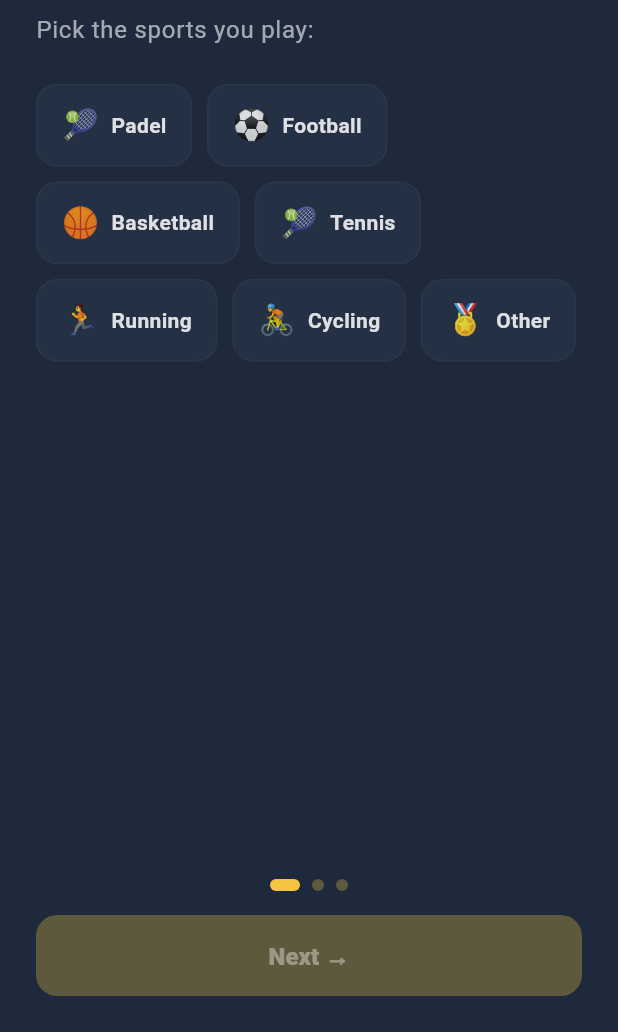
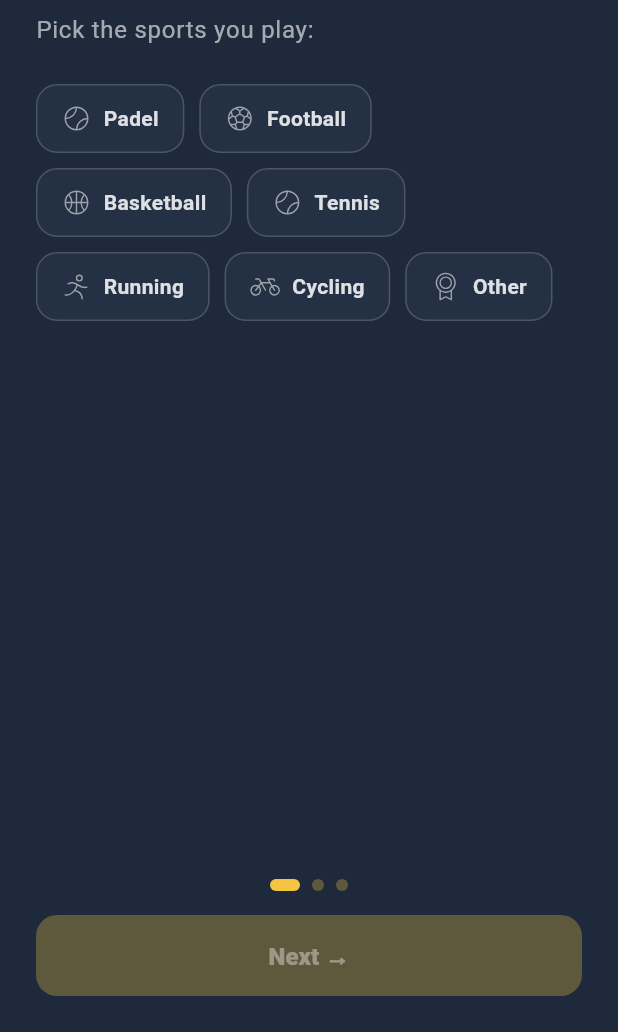
Before and after one commit to callmenoche/game-on, a Flutter app: the screen it shows once a user with an empty profile is signed in, on a phone screen of 412 x 824 dp, the part 204-1236 px from its top. Run offline on Flutter 3.47's test engine with Material 3 defaults, Android fonts, the phone set to English and light mode, and no system bars; our stand-ins replace app_links, cached_network_image, connectivity_plus, flutter_svg, geolocator, go_router and 8 more; accounts and stored records are empty.

Commit message:
fix: onboarding 'Let's Go' silently crashed for everyone on web
Root cause (verified end-to-end via a real signup + onboarding walkthrough,
web debug build): _finish() re-validated Step 2's Form via
_formKey.currentState!.validate() from Step 3. PageView only keeps pages
near the current viewport mounted — by the time a user reaches the 3rd
page, the 1st page's Form can already be disposed, so currentState is
null and the ! null-check throws. Flutter's error zone swallows it
silently (no crash screen, no snackbar) — from the user's perspective the
button just does nothing, on every attempt, terms checkbox or not. This
wasn't specific to the terms checkbox (my first, wrong hypothesis) or to
web (PageView's cache-extent-based disposal isn't platform-specific) —
just never surfaced before because it's a fresh-signup-only path.

Fix: drop the redundant re-validation. Step 2's own 'Next' button already
gates advancement on the same validate() call while its Form is still
guaranteed mounted, so re-checking from Step 3 added no safety, only risk.

Also, while investigating: added a proper terms-not-accepted message
(was silently disabled with no visual difference before — a legitimate
secondary issue, now surfaced via a SnackBar instead of a button that
looks identical whether enabled or not).

Sport picker (onboarding Step 1) now matches the rest of the app's design
language: real per-sport PhosphorIcon + color (mirrors _SkillLevelPicker's
established pattern in create_match_screen.dart) instead of plain text
emoji + uniform saffron selection. Removed the now-fully-unused
SportType.emoji getter.

Co-Authored-By: Claude Fable 5 <noreply@anthropic.com>

```diff
--- a/lib/l10n/app_en.arb
+++ b/lib/l10n/app_en.arb
@@ -449,6 +449,7 @@
   "matchesPlayed": "Played",
   "matchesUpcoming": "Upcoming",
   "groupPhotoOptional": "Add a group photo (optional)",
+  "mustAcceptTerms": "Please accept the Terms of Service and Privacy Policy to continue",
   "guestsCount": "{count, plural, =1{1 guest} other{{count} guests}}",
   "@guestsCount": {
     "placeholders": { "count": { "type": "int" } }
--- a/lib/l10n/app_es.arb
+++ b/lib/l10n/app_es.arb
@@ -401,6 +401,7 @@
   "matchesPlayed": "Jugados",
   "matchesUpcoming": "Próximos",
   "groupPhotoOptional": "Añade una foto de grupo (opcional)",
+  "mustAcceptTerms": "Acepta los Términos de servicio y la Política de privacidad para continuar",
   "guestsCount": "{count, plural, =1{1 invitado} other{{count} invitados}}",
   "@guestsCount": {
     "placeholders": { "count": { "type": "int" } }
--- a/lib/l10n/app_fr.arb
+++ b/lib/l10n/app_fr.arb
@@ -401,6 +401,7 @@
   "matchesPlayed": "Joués",
   "matchesUpcoming": "À venir",
   "groupPhotoOptional": "Ajoute une photo de groupe (optionnel)",
+  "mustAcceptTerms": "Accepte les CGU et la politique de confidentialité pour continuer",
   "guestsCount": "{count, plural, =1{1 invité} other{{count} invités}}",
   "@guestsCount": {
     "placeholders": { "count": { "type": "int" } }
--- a/lib/l10n/app_localizations.dart
+++ b/lib/l10n/app_localizations.dart
@@ -2200,6 +2200,12 @@ abstract class AppLocalizations {
   /// **'Add a group photo (optional)'**
   String get groupPhotoOptional;
 
+  /// No description provided for @mustAcceptTerms.
+  ///
+  /// In en, this message translates to:
+  /// **'Please accept the Terms of Service and Privacy Policy to continue'**
+  String get mustAcceptTerms;
+
   /// No description provided for @guestsCount.
   ///
   /// In en, this message translates to:
--- a/lib/l10n/app_localizations_en.dart
+++ b/lib/l10n/app_localizations_en.dart
@@ -1117,6 +1117,10 @@ class AppLocalizationsEn extends AppLocalizations {
   String get groupPhotoOptional => 'Add a group photo (optional)';
 
   @override
+  String get mustAcceptTerms =>
+      'Please accept the Terms of Service and Privacy Policy to continue';
+
+  @override
   String guestsCount(int count) {
     String _temp0 = intl.Intl.pluralLogic(
       count,
--- a/lib/l10n/app_localizations_es.dart
+++ b/lib/l10n/app_localizations_es.dart
@@ -1123,6 +1123,10 @@ class AppLocalizationsEs extends AppLocalizations {
   String get groupPhotoOptional => 'Añade una foto de grupo (opcional)';
 
   @override
+  String get mustAcceptTerms =>
+      'Acepta los Términos de servicio y la Política de privacidad para continuar';
+
+  @override
   String guestsCount(int count) {
     String _temp0 = intl.Intl.pluralLogic(
       count,
--- a/lib/l10n/app_localizations_fr.dart
+++ b/lib/l10n/app_localizations_fr.dart
@@ -1125,6 +1125,10 @@ class AppLocalizationsFr extends AppLocalizations {
   String get groupPhotoOptional => 'Ajoute une photo de groupe (optionnel)';
 
   @override
+  String get mustAcceptTerms =>
+      'Accepte les CGU et la politique de confidentialité pour continuer';
+
+  @override
   String guestsCount(int count) {
     String _temp0 = intl.Intl.pluralLogic(
       count,
--- a/lib/models/match.dart
+++ b/lib/models/match.dart
@@ -65,16 +65,6 @@ enum SportType {
         SportType.running    => 'Running',
         SportType.cycling    => 'Cycling',
         SportType.other      => 'Other',
-      };
-
-  String get emoji => switch (this) {
-        SportType.padel      => '🎾',
-        SportType.football   => '⚽',
-        SportType.basketball => '🏀',
-        SportType.tennis     => '🎾',
-        SportType.running    => '🏃',
-        SportType.cycling    => '🚴',
-        SportType.other      => '🏅',
       };
 
   PhosphorIconData get icon => switch (this) {
--- a/lib/screens/onboarding_screen.dart
+++ b/lib/screens/onboarding_screen.dart
@@ -2,6 +2,7 @@ import 'dart:async';
 
 import 'package:flutter/material.dart';
 import 'package:go_router/go_router.dart';
+import 'package:phosphor_flutter/phosphor_flutter.dart';
 import 'package:provider/provider.dart';
 import '../l10n/app_localizations.dart';
 import '../models/match.dart';
@@ -63,7 +64,21 @@ class _OnboardingScreenState extends State<OnboardingScreen> {
   }
 
   Future<void> _finish() async {
-    if (!_formKey.currentState!.validate()) return;
+    // No re-validation of Step 2's form here: reaching this step already
+    // required passing it once (Step 2's own "Next" button gates on
+    // _formKey.currentState!.validate()). Re-checking it from here is not
+    // just redundant — PageView only keeps pages near the viewport mounted,
+    // so by the time we're on Step 3, Step 2's Form can already be disposed
+    // and _formKey.currentState is null, crashing the null-check operator
+    // silently (Flutter's error zone swallows it — this button did
+    // *nothing* from the user's perspective, on every attempt, terms
+    // checkbox or not).
+    if (!_termsAccepted) {
+      ScaffoldMessenger.of(context).showSnackBar(
+        SnackBar(content: Text(AppLocalizations.of(context)!.mustAcceptTerms)),
+      );
+      return;
+    }
     setState(() => _isSubmitting = true);
 
     await context.read<ProfileProvider>().completeOnboarding(
@@ -194,6 +209,7 @@ class _Step1 extends StatelessWidget {
               runSpacing: 10,
               children: SportType.values.map((sport) {
                 final isSelected = selectedSports.contains(sport.name);
+                final onSurface = Theme.of(context).colorScheme.onSurface;
                 return GestureDetector(
                   onTap: () => onToggle(sport.name),
                   child: AnimatedContainer(
@@ -202,21 +218,24 @@ class _Step1 extends StatelessWidget {
                         horizontal: 16, vertical: 12),
                     decoration: BoxDecoration(
                       color: isSelected
-                          ? GameOnBrand.saffron
+                          ? sport.color.withValues(alpha: 0.18)
                           : Theme.of(context).cardTheme.color,
                       borderRadius: BorderRadius.circular(14),
                       border: Border.all(
                         color: isSelected
-                            ? GameOnBrand.saffron
-                            : GameOnBrand.slateLight.withValues(alpha: 0.4),
+                            ? sport.color
+                            : onSurface.withValues(alpha: 0.18),
+                        width: isSelected ? 1.5 : 1,
                       ),
                     ),
                     child: Row(
                       mainAxisSize: MainAxisSize.min,
                       children: [
-                        Text(
-                          sport.emoji,
-                          style: const TextStyle(fontSize: 20),
+                        PhosphorIcon(
+                          sport.icon,
+                          size: 20,
+                          color:
+                              isSelected ? sport.color : onSurface.withValues(alpha: 0.55),
                         ),
                         const SizedBox(width: 8),
                         Text(
@@ -225,8 +244,8 @@ class _Step1 extends StatelessWidget {
                             fontWeight: FontWeight.w700,
                             fontSize: 14,
                             color: isSelected
-                                ? GameOnBrand.slateDark
-                                : Theme.of(context).colorScheme.onSurface.withValues(alpha: 0.85),
+                                ? sport.color
+                                : onSurface.withValues(alpha: 0.85),
                           ),
                         ),
                       ],
@@ -604,11 +623,13 @@ class _Step3 extends StatelessWidget {
           SizedBox(
             width: double.infinity,
             child: FilledButton(
-              onPressed: isSubmitting || !termsAccepted ? null : onFinish,
+              onPressed: isSubmitting ? null : onFinish,
               style: FilledButton.styleFrom(
                 minimumSize: const Size.fromHeight(54),
                 backgroundColor: GameOnBrand.saffron,
                 foregroundColor: GameOnBrand.slateDark,
+                disabledBackgroundColor:
+                    GameOnBrand.saffron.withValues(alpha: 0.3),
                 shape: RoundedRectangleBorder(
                     borderRadius: BorderRadius.circular(14)),
               ),
```
